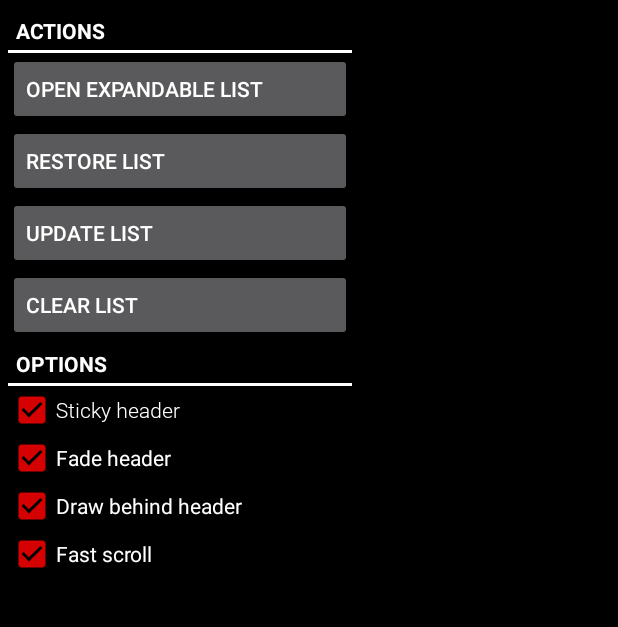
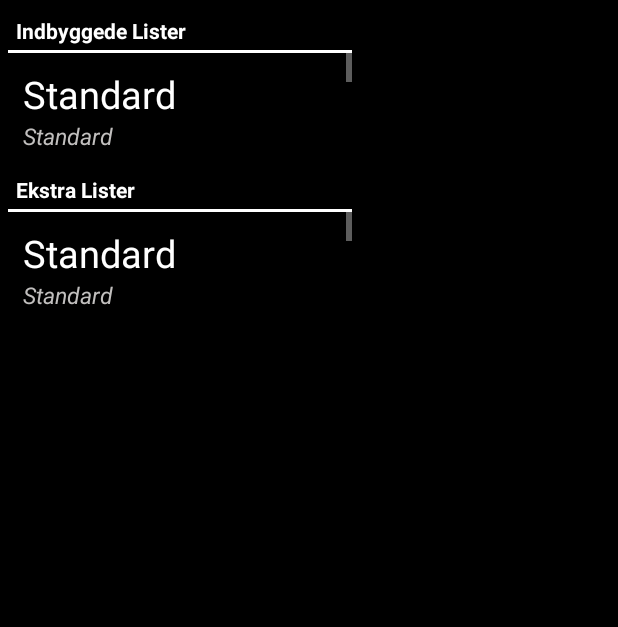
Before and after one commit to rudzen/skafottet, an Android app: the WordListActivity screen opened directly, with no data from a screen before it, with the side drawer open, on a phone screen of 412 x 824 dp, the part 84-711 px from its top. Run offline under Robolectric (Android 15) with nearby library versions, the phone set to English and light mode, and no system bars; libraries missing offline, so code that uses them is left out: asia.ivity.android, com.afollestad.materialdialogs, se.emilsjolander.stickylistheaders; plain views replace MarqueeView, StickyListHeadersListView; 12 statements that could not run were skipped.

Commit message:
WordList stuff update

```diff
--- a/app/src/main/java/com/undyingideas/thor/skafottet/activities/WordListActivity.java
+++ b/app/src/main/java/com/undyingideas/thor/skafottet/activities/WordListActivity.java
@@ -3,7 +3,6 @@ package com.undyingideas.thor.skafottet.activities;
 import android.annotation.SuppressLint;
 import android.annotation.TargetApi;
 import android.content.Context;
-import android.content.Intent;
 import android.content.res.Configuration;
 import android.os.Build;
 import android.os.Bundle;
@@ -20,16 +19,16 @@ import android.view.Menu;
 import android.view.MenuItem;
 import android.view.View;
 import android.widget.AdapterView;
-import android.widget.Button;
 import android.widget.CheckBox;
-import android.widget.CompoundButton;
 import android.widget.EditText;
+import android.widget.ListView;
 import android.widget.Toast;
 
 import com.afollestad.materialdialogs.DialogAction;
 import com.afollestad.materialdialogs.MaterialDialog;
 import com.undyingideas.thor.skafottet.R;
 import com.undyingideas.thor.skafottet.adapters.WordListAdapter;
+import com.undyingideas.thor.skafottet.adapters.WordTitleListAdapter;
 import com.undyingideas.thor.skafottet.support.utility.GameUtility;
 import com.undyingideas.thor.skafottet.support.utility.StringHelper;
 import com.undyingideas.thor.skafottet.support.utility.WindowLayout;
@@ -62,31 +61,18 @@ public class WordListActivity extends AppCompatActivity implements
     private StickyListHeadersListView stickyList;
     private SwipeRefreshLayout refreshLayout;
 
-    private Button restoreButton;
-    private Button updateButton;
-    private Button clearButton;
-
-    private CheckBox stickyCheckBox;
-    private CheckBox fadeCheckBox;
-    private CheckBox drawBehindCheckBox;
-    private CheckBox fastScrollCheckBox;
-    private Button openExpandableListButton;
-
     private Toolbar toolbar;
 
-    private View.OnClickListener buttonListener;
-    private CompoundButton.OnCheckedChangeListener checkBoxListener;
+    private MaterialDialog md; // for add list
 
-    private MaterialDialog md; // for add list
+    private ListView listBuildIn, listCustom;
+    private WordTitleListAdapter adapterBuildIn, adapterCustom;
 
     @SuppressLint("InflateParams")
     @Override
     public void onCreate(final Bundle savedInstanceState) {
         super.onCreate(savedInstanceState);
         setContentView(R.layout.acticity_word_list);
-
-        buttonListener = new ButtonClickListener();
-        checkBoxListener = new CheckBoxOnCheckedChangeListener();
 
         refreshLayout = (SwipeRefreshLayout) findViewById(R.id.word_list_refresh_layout);
         refreshLayout.setOnRefreshListener(new SwipeOnRefreshListener());
@@ -127,23 +113,19 @@ public class WordListActivity extends AppCompatActivity implements
             getSupportActionBar().setHomeButtonEnabled(true);
         }
 
-        restoreButton = (Button) findViewById(R.id.restore_button);
-        restoreButton.setOnClickListener(buttonListener);
-        openExpandableListButton = (Button) findViewById(R.id.open_expandable_list_button);
-        openExpandableListButton.setOnClickListener(buttonListener);
-        updateButton = (Button) findViewById(R.id.update_button);
-        updateButton.setOnClickListener(buttonListener);
-        clearButton = (Button) findViewById(R.id.clear_button);
-        clearButton.setOnClickListener(buttonListener);
+        /* configure the side bar lists */
+        listBuildIn = (ListView) mDrawerLayout.findViewById(R.id.nav_drawer_build_in_lists);
+        listCustom = (ListView) mDrawerLayout.findViewById(R.id.nav_drawer_custom_lists);
 
-        stickyCheckBox = (CheckBox) findViewById(R.id.sticky_checkBox);
-        stickyCheckBox.setOnCheckedChangeListener(checkBoxListener);
-        fadeCheckBox = (CheckBox) findViewById(R.id.fade_checkBox);
-        fadeCheckBox.setOnCheckedChangeListener(checkBoxListener);
-        drawBehindCheckBox = (CheckBox) findViewById(R.id.draw_behind_checkBox);
-        drawBehindCheckBox.setOnCheckedChangeListener(checkBoxListener);
-        fastScrollCheckBox = (CheckBox) findViewById(R.id.fast_scroll_checkBox);
-        fastScrollCheckBox.setOnCheckedChangeListener(checkBoxListener);
+        /* configure the adapters for the side bar lists */
+        adapterBuildIn = new WordTitleListAdapter(this, R.layout.word_list_nav_drawer_list, GameUtility.s_wordList.getWords());
+        adapterCustom = new WordTitleListAdapter(this, R.layout.word_list_nav_drawer_list, GameUtility.s_wordList.getWords());
+
+        listBuildIn.setAdapter(adapterBuildIn);
+        listCustom.setAdapter(adapterCustom);
+
+        listBuildIn.setOnItemClickListener(new ListBuildInTitleClickListener());
+        listCustom.setOnItemClickListener(new ListBuildInTitleClickListener());
 
         stickyList.setStickyHeaderTopOffset(0);
     }
@@ -218,9 +200,9 @@ public class WordListActivity extends AppCompatActivity implements
     @TargetApi(Build.VERSION_CODES.HONEYCOMB)
     public void onStickyHeaderOffsetChanged(final StickyListHeadersListView l, final View header, final int offset) {
         //noinspection PointlessBooleanExpression,ConstantConditions
-        if (fadeHeader && Build.VERSION.SDK_INT >= Build.VERSION_CODES.HONEYCOMB) {
-            header.setAlpha(1 - offset / (float) header.getMeasuredHeight());
-        }
+//        if (fadeHeader && Build.VERSION.SDK_INT >= Build.VERSION_CODES.HONEYCOMB) {
+        header.setAlpha(1 - offset / (float) header.getMeasuredHeight());
+//        }
     }
 
     @Override
@@ -232,48 +214,10 @@ public class WordListActivity extends AppCompatActivity implements
         mAdapter.restore(GameUtility.s_wordList.getCurrentActiveList());
     }
 
-
-    private class ButtonClickListener implements View.OnClickListener {
+    private class ListBuildInTitleClickListener implements ListView.OnItemClickListener {
         @Override
-        public void onClick(final View view) {
-            switch (view.getId()) {
-                case R.id.restore_button:
-                    mAdapter.restore(GameUtility.s_wordList.getCurrentActiveList());
-                    break;
-                case R.id.update_button:
-                    mAdapter.notifyDataSetChanged();
-                    break;
-                case R.id.clear_button:
-                    mAdapter.clear();
-                    break;
-                case R.id.open_expandable_list_button:
-                    final Intent intent = new Intent(WordListActivity.this, MenuActivity.class);
-                    startActivity(intent);
-                    break;
-            }
-        }
-    }
-
-    private class CheckBoxOnCheckedChangeListener implements CompoundButton.OnCheckedChangeListener {
-
-        @Override
-        public void onCheckedChanged(final CompoundButton buttonView, final boolean isChecked) {
-            switch (buttonView.getId()) {
-                case R.id.sticky_checkBox:
-                    stickyList.setAreHeadersSticky(isChecked);
-                    break;
-                case R.id.fade_checkBox:
-                    //noinspection AssignmentToStaticFieldFromInstanceMethod
-                    fadeHeader = isChecked;
-                    break;
-                case R.id.draw_behind_checkBox:
-                    stickyList.setDrawingListUnderStickyHeader(isChecked);
-                    break;
-                case R.id.fast_scroll_checkBox:
-                    stickyList.setFastScrollEnabled(isChecked);
-                    stickyList.setFastScrollAlwaysVisible(isChecked);
-                    break;
-            }
+        public void onItemClick(final AdapterView<?> parent, final View view, final int position, final long id) {
+            Toast.makeText(getApplicationContext(), "List title clicked : " + view.getTag(), Toast.LENGTH_SHORT).show();
         }
     }
 
@@ -379,9 +323,7 @@ public class WordListActivity extends AppCompatActivity implements
         if (startDownload) {
             new WordListDownloader(this, wordItem).execute();
         } else {
-            GameUtility.s_wordList.addWordListDirect(wordItem, true);
+            GameUtility.s_wordList.addWordListDirect(wordItem);
         }
     }
-
-
 }
--- a/app/src/main/java/com/undyingideas/thor/skafottet/adapters/WordTitleListAdapter.java
+++ b/app/src/main/java/com/undyingideas/thor/skafottet/adapters/WordTitleListAdapter.java
@@ -12,7 +12,6 @@ package com.undyingideas.thor.skafottet.adapters;
 
 import android.app.Activity;
 import android.content.Context;
-import android.util.Log;
 import android.view.LayoutInflater;
 import android.view.View;
 import android.view.ViewGroup;
@@ -46,7 +45,6 @@ public class WordTitleListAdapter extends ArrayAdapter<WordItem> {
     private static final class ViewHolder {
         public static TextView s_textViewItemTitle;
         public static TextView s_textViewDesc;
-//        public static ImageView s_icon;
     }
 
     @SuppressWarnings("AssignmentToStaticFieldFromInstanceMethod")
@@ -58,13 +56,11 @@ public class WordTitleListAdapter extends ArrayAdapter<WordItem> {
             view = inflater.inflate(layoutResourceId, parent, false);
             ViewHolder.s_textViewItemTitle = (TextView) view.findViewById(R.id.word_title_item_title);
             ViewHolder.s_textViewDesc = (TextView) view.findViewById(R.id.word_title_item_desc);
-//            ViewHolder.s_icon = (ImageView) view.findViewById(R.id.new_game_icon);
         }
         final WordItem wordItem = data.get(position);
         ViewHolder.s_textViewItemTitle.setText(wordItem.getTitle());
         ViewHolder.s_textViewDesc.setText(wordItem.getUrl());
-//        ViewHolder.s_icon.setImageResource(wordItem.);
-        view.setTag(wordItem.hashCode());
+        view.setTag(position); // tag the bastard
         return view;
     }
 
--- a/app/src/main/java/com/undyingideas/thor/skafottet/fragments/WordPickerFragment.java
+++ b/app/src/main/java/com/undyingideas/thor/skafottet/fragments/WordPickerFragment.java
@@ -70,7 +70,7 @@ public class WordPickerFragment extends Fragment {
         if (!listAltered) {
             // read the default list!
             //noinspection unchecked
-            wordList.addAll((HashSet<String>) GameUtility.s_prefereces.getObject(Constant.KEY_PREF_POSSIBLE_WORDS, HashSet.class));
+            wordList.addAll((HashSet<String>) GameUtility.s_prefereces.getObject(Constant.KEY_WORDS_LOCAL, HashSet.class));
         }
 
         Log.d(TAG, "isMultiPlayer : " + isMultiPlayer);
--- a/app/src/main/java/com/undyingideas/thor/skafottet/support/utility/Constant.java
+++ b/app/src/main/java/com/undyingideas/thor/skafottet/support/utility/Constant.java
@@ -12,7 +12,8 @@ public final class Constant {
     public static final String FONT_LIGHT = "fonts/Roboto-Light.ttf";
 
     /* preferences keys */
-    public static final String KEY_PREF_POSSIBLE_WORDS = "possibleWords";
+    public static final String KEY_WORDS_LOCAL = "lcw";
+    public static final String KEY_WORDS_FIREBASE = "fbw";
 
     /* instance keys */
 
--- a/app/src/main/res/layout/acticity_word_list.xml
+++ b/app/src/main/res/layout/acticity_word_list.xml
@@ -65,7 +65,7 @@
             android:padding="5dp"
             android:scrollbars="none">
 
-            <include layout="@layout/word_list_nav_drawer">
+            <include layout="@layout/word_list_nav_drawer2">
 
             </include>
 
--- /dev/null
+++ b/app/src/main/res/layout/word_list_nav_drawer2.xml
@@ -0,0 +1,38 @@
+<?xml version="1.0" encoding="utf-8"?>
+<LinearLayout xmlns:android="http://schemas.android.com/apk/res/android"
+              android:orientation="vertical"
+              android:layout_width="match_parent"
+              android:layout_height="match_parent"
+              android:weightSum="10">
+
+    <com.undyingideas.thor.skafottet.views.UnderlinedTextView
+        style="@style/word_list_section_header"
+        android:layout_width="match_parent"
+        android:layout_height="wrap_content"
+        android:layout_gravity="start|left"
+        android:text="@string/word_lists_predefined"
+        android:textStyle="bold"
+        />
+
+    <ListView
+        android:layout_width="match_parent"
+        android:layout_height="0dp"
+        android:id="@+id/nav_drawer_build_in_lists"
+        android:layout_weight="5"/>
+
+    <com.undyingideas.thor.skafottet.views.UnderlinedTextView
+        style="@style/word_list_section_header"
+        android:layout_width="match_parent"
+        android:layout_height="wrap_content"
+        android:layout_gravity="start|left"
+        android:text="@string/word_lists_selfdefined"
+        android:textStyle="bold"
+        />
+
+    <ListView
+        android:layout_width="match_parent"
+        android:layout_height="0dp"
+        android:id="@+id/nav_drawer_custom_lists"
+        android:layout_weight="5"/>
+
+</LinearLayout>
--- a/app/src/main/res/values/strings.xml
+++ b/app/src/main/res/values/strings.xml
@@ -22,6 +22,15 @@
     <string name="menu_new_multi_player_game">Nyt multiplayer</string>
     <string name="game_lost">Du er død!</string>
     <string name="game_won">Du undslap galgen!</string>
+
+    <!-- WordList -->
+    <string name="word_lists_predefined">Indbyggede Lister</string>
+    <string name="word_lists_selfdefined">Ekstra Lister</string>
+
+    <!-- LoadingActivity -->
+    <string name="loading_text">Forbereder Galgen!</string>
+
+    <!-- content description for accesability -->
     <string name="contentDescriptionMenuTitle">The title image</string>
     <string name="contentDescriptionMenuButtonPlay">Play button</string>
     <string name="contentDescriptionMenuHighscore">Highscore button</string>
@@ -32,7 +41,6 @@
     <string name="contentDescriptionMenuLogInOut">Login/out button</string>
     <string name="contentDescriptionMenuQuit">Quit button</string>
     <string name="contentDescriptionLoadingImage">Splash screen image</string>
-    <string name="loading_text">Forbereder Galgen!</string>
     <string name="contentDescriptionEndResultImage">Result image</string>
     <string name="contentDescriptionEndMainMenuButton">End main menu button</string>
     <string name="contentDescriptionEndNewGameButton">End new game button</string>
```
Also changed, not shown: app/src/main/java/com/undyingideas/thor/skafottet/activities/LoadingActivity.java (+8 -6 lines), app/src/main/java/com/undyingideas/thor/skafottet/support/firebase/WordList/WordListController.java (+18 -8 lines), app/src/main/java/com/undyingideas/thor/skafottet/support/wordlist/WordItem.java (+8 -14 lines), app/src/main/java/com/undyingideas/thor/skafottet/support/wordlist/WordList.java (+21 -25 lines), app/src/main/java/com/undyingideas/thor/skafottet/support/wordlist/Words.java (added, +98 -0 lines).
